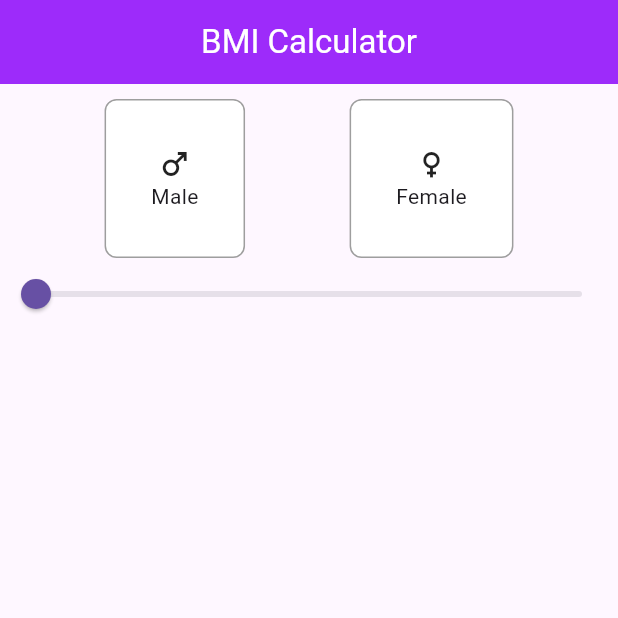
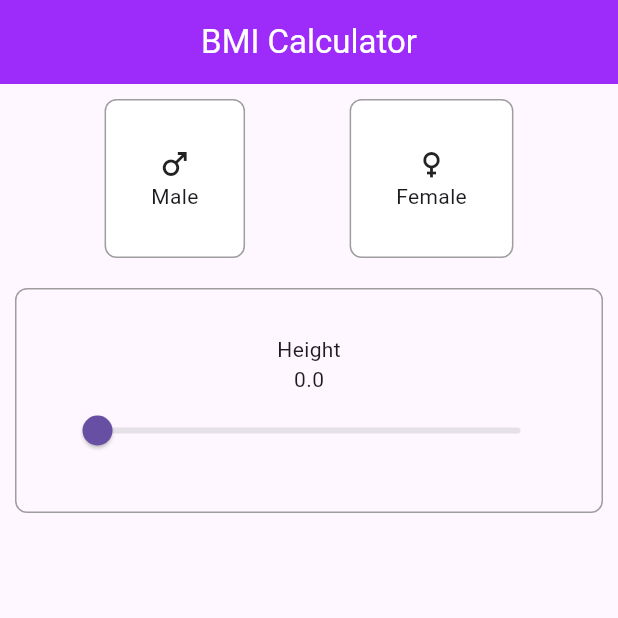
Before and after one commit to aymanSalahA/nti_bmi_calculator, a Flutter app: the screen it shows after launch, on a phone screen of 412 x 824 dp, the top half of it. Run offline on Flutter 3.47's test engine with Material 3 defaults, Android fonts, the phone set to English and light mode, and no system bars.

Commit message:
Height slider

```diff
--- a/lib/main.dart
+++ b/lib/main.dart
@@ -27,6 +27,7 @@ class MyApp extends StatelessWidget {
             children: [
               SizedBox(height: 10),
               GenderSelection(), //!
+              SizedBox(height: 10),
               HeightSelection(),
             ],
           ),
--- a/lib/widgets/height_selection.dart
+++ b/lib/widgets/height_selection.dart
@@ -12,7 +12,18 @@ class _HeightSelectionState extends State<HeightSelection> {
 
   @override
   Widget build(BuildContext context) {
-    return Slider(
+    return Container(
+      margin: EdgeInsets.all(10),
+      padding: EdgeInsets.all(30),
+      decoration: BoxDecoration(
+        border: Border.all(color: Colors.grey),
+        borderRadius: BorderRadius.circular(8),
+      ),
+      child: Column(
+        children: [
+          Text("Height"),
+          Text(_value.toString()),
+          Slider(
             value: _value,
             min: 0.0,
             max: 100.0,
@@ -21,6 +32,9 @@ class _HeightSelectionState extends State<HeightSelection> {
                 _value = value;
               });
             },
+          ),
+        ],
+      ),
     );
   }
 }
```
Lines whose indentation alone changed are shown as unchanged.
